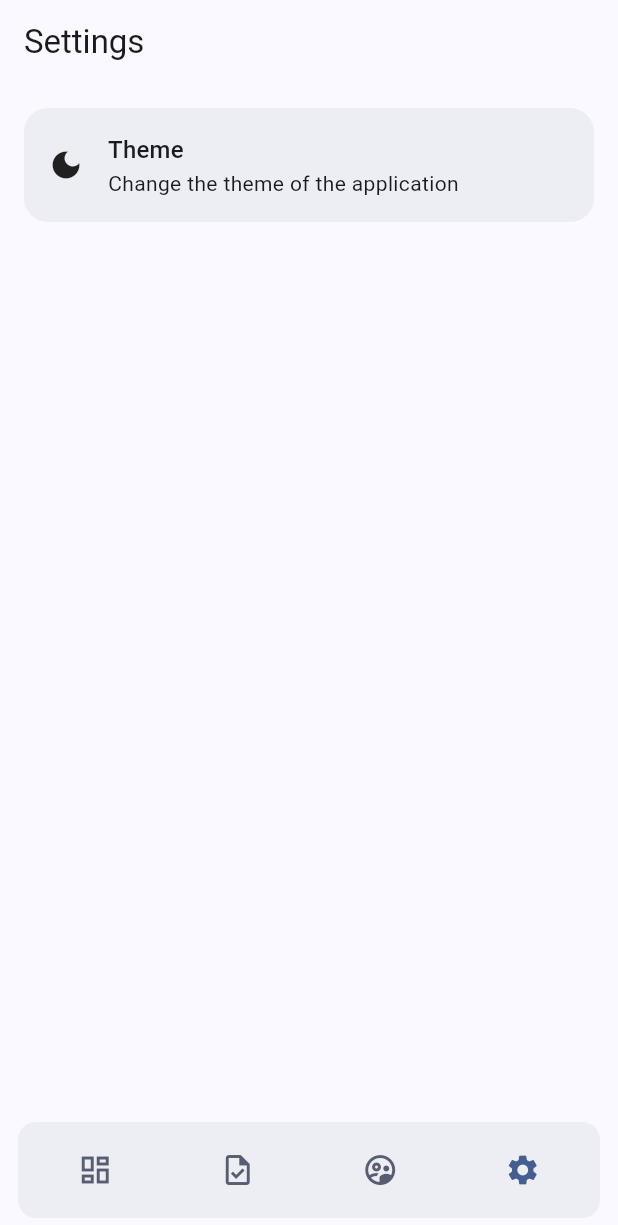
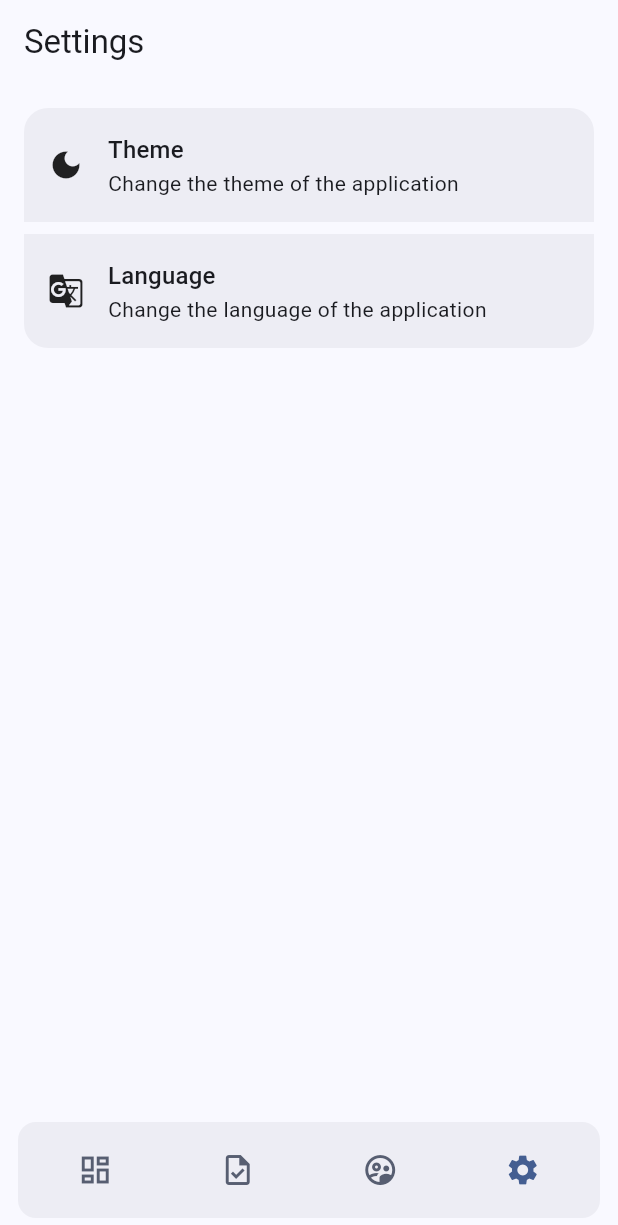
Before and after one commit to InvenzaApp/Invenza-Mobile, a Flutter app: the screen it shows after launch, item 4 of the bottom bar chosen, on a phone screen of 412 x 824 dp. Shown: the top 1225 px of the screen. Run offline on Flutter 3.47's test engine with Material 3 defaults, Android fonts, the light colour scheme and no system bars; our stand-ins replace auto_route, flutter_bloc, hydrated_bloc; generated files the repository leaves out were written again.

Commit message:
MA-5 Added Language Management

```diff
--- a/lib/app/app.dart
+++ b/lib/app/app.dart
@@ -1,10 +1,10 @@
 import 'package:app/app/routing/app_router.dart';
+import 'package:app/app_locale.dart';
 import 'package:app/app_theme.dart';
+import 'package:app/cubit/locale_cubit.dart';
 import 'package:app/cubit/theme_cubit.dart';
 import 'package:flutter/material.dart';
 import 'package:flutter_bloc/flutter_bloc.dart';
-import 'package:flutter_gen/gen_l10n/app_localizations.dart';
-import 'package:flutter_localizations/flutter_localizations.dart';
 
 class App extends StatelessWidget {
   const App({super.key});
@@ -16,25 +16,23 @@ class App extends StatelessWidget {
     return MultiBlocProvider(
       providers: [
         BlocProvider(create: (_) => ThemeCubit()),
+        BlocProvider(create: (_) => LocaleCubit()),
       ],
       child: BlocBuilder<ThemeCubit, ThemeMode>(
-        builder: (context, state) {
-          return MaterialApp.router(
-            localizationsDelegates: const [
-              GlobalMaterialLocalizations.delegate,
-              GlobalWidgetsLocalizations.delegate,
-              GlobalCupertinoLocalizations.delegate,
-              AppLocalizations.delegate,
-            ],
-            supportedLocales: const [
-              Locale('pl'),
-              Locale('en'),
-            ],
-            routerConfig: _appRouter.config(),
-            debugShowCheckedModeBanner: false,
-            theme: lightTheme,
-            darkTheme: darkTheme,
-            themeMode: state,
+        builder: (context, theme) {
+          return BlocBuilder<LocaleCubit, Locale>(
+            builder: (context, locale) {
+              return MaterialApp.router(
+                localizationsDelegates: appLocalizationsDelegates,
+                supportedLocales: appSupportedLocales,
+                routerConfig: _appRouter.config(),
+                debugShowCheckedModeBanner: false,
+                theme: lightTheme,
+                darkTheme: darkTheme,
+                themeMode: theme,
+                locale: locale,
+              );
+            },
           );
         },
       ),
--- /dev/null
+++ b/lib/app_locale.dart
@@ -0,0 +1,15 @@
+import 'package:flutter/material.dart';
+import 'package:flutter_localizations/flutter_localizations.dart';
+import 'package:flutter_gen/gen_l10n/app_localizations.dart';
+
+List<Locale> get appSupportedLocales => const [
+      Locale('pl'),
+      Locale('en'),
+    ];
+
+List<LocalizationsDelegate<dynamic>> get appLocalizationsDelegates => [
+  GlobalMaterialLocalizations.delegate,
+  GlobalWidgetsLocalizations.delegate,
+  GlobalCupertinoLocalizations.delegate,
+  AppLocalizations.delegate,
+];
--- /dev/null
+++ b/lib/cubit/locale_cubit.dart
@@ -0,0 +1,20 @@
+import 'package:flutter/material.dart';
+import 'package:hydrated_bloc/hydrated_bloc.dart';
+
+class LocaleCubit extends HydratedCubit<Locale>{
+  LocaleCubit() : super(const Locale('en'));
+  static const localeKey = 'locale';
+
+  void changeLocale(Locale locale) => emit(locale);
+
+  @override
+  Locale fromJson(Map<String, dynamic> json) {
+    final locale = json[localeKey] as String?;
+    return locale != null ? Locale(locale) : const Locale('en');
+  }
+
+  @override
+  Map<String, dynamic>? toJson(Locale state) {
+    return { localeKey: state.toString() };
+  }
+}
--- a/lib/l10n/intl_en.arb
+++ b/lib/l10n/intl_en.arb
@@ -8,9 +8,15 @@
   "settings_app_bar": "Settings",
   "settings_theme_title": "Theme",
   "settings_theme_subtitle": "Change the theme of the application",
+  "settings_language_title": "Language",
+  "settings_language_subtitle": "Change the language of the application",
 
   "theme_app_bar": "Theme",
   "theme_light_title": "Light theme",
   "theme_dark_title": "Dark theme",
-  "theme_system_title": "System default theme"
+  "theme_system_title": "System default theme",
+
+  "language_app_bar": "Language",
+  "language_english_title": "English",
+  "language_polish_title": "Polish"
 }
--- a/lib/l10n/intl_pl.arb
+++ b/lib/l10n/intl_pl.arb
@@ -8,9 +8,15 @@
   "settings_app_bar": "Ustawienia",
   "settings_theme_title": "Motyw",
   "settings_theme_subtitle": "Zmień motyw aplikacji",
+  "settings_language_title": "Język",
+  "settings_language_subtitle": "Zmień język aplikacji",
 
   "theme_app_bar": "Motyw",
   "theme_light_title": "Jasny motyw",
   "theme_dark_title": "Ciemny motyw",
-  "theme_system_title": "Zgodny z systemem"
+  "theme_system_title": "Zgodny z systemem",
+
+  "language_app_bar": "Język",
+  "language_english_title": "Angielski",
+  "language_polish_title": "Polski"
 }
--- a/lib/screens/app/screens/settings/routing/settings_routes.dart
+++ b/lib/screens/app/screens/settings/routing/settings_routes.dart
@@ -7,5 +7,9 @@ abstract class SettingsRoutes {
           path: '/theme',
           page: ThemeRoute.page,
         ),
+        AutoRoute(
+          path: '/language',
+          page: LanguageRoute.page,
+        ),
       ];
 }
--- a/lib/screens/app/screens/settings/view/settings_page.dart
+++ b/lib/screens/app/screens/settings/view/settings_page.dart
@@ -30,6 +30,12 @@ class SettingsPage extends StatelessWidget {
               icon: Icons.dark_mode,
               onPressed: () => context.pushRoute(const ThemeRoute()),
             ),
+            IListTileItem(
+              title: l10n.settings_language_title,
+              subtitle: l10n.settings_language_subtitle,
+              icon: Icons.g_translate,
+              onPressed: () => context.pushRoute(const LanguageRoute()),
+            ),
           ],
         ),
       ),
```
Also changed, not shown: lib/extensions/color_extension.dart (+34 -5 lines), lib/screens/app/screens/settings/screens/language/view/language_page.dart (added, +53 -0 lines), 4 other files.
